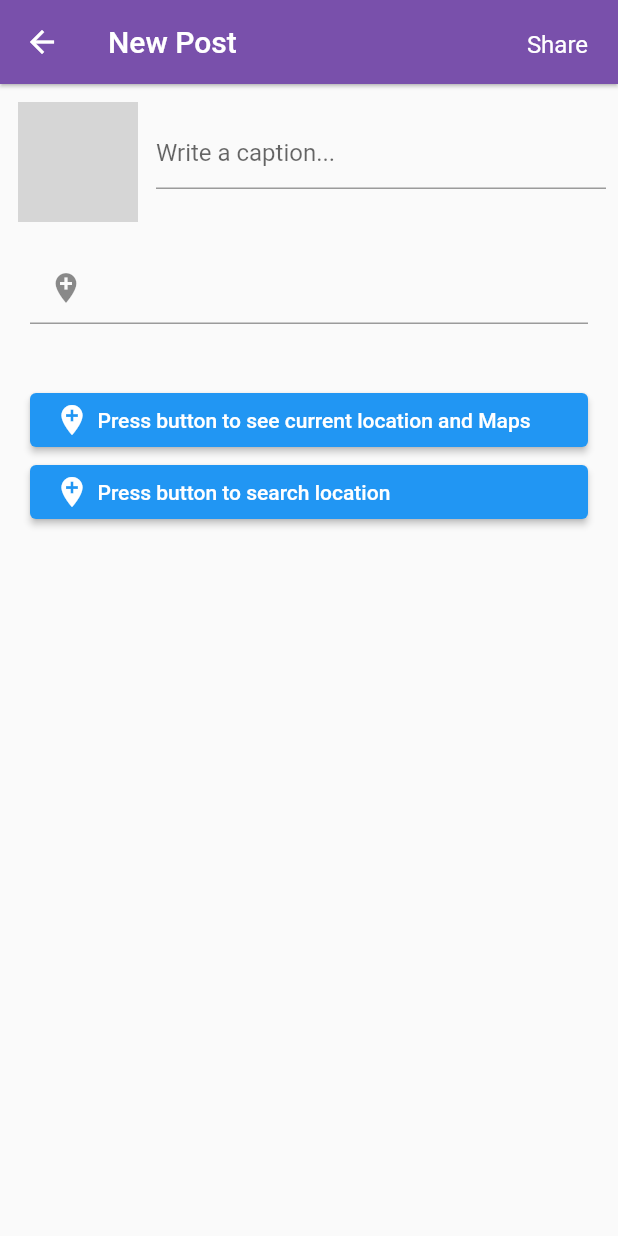
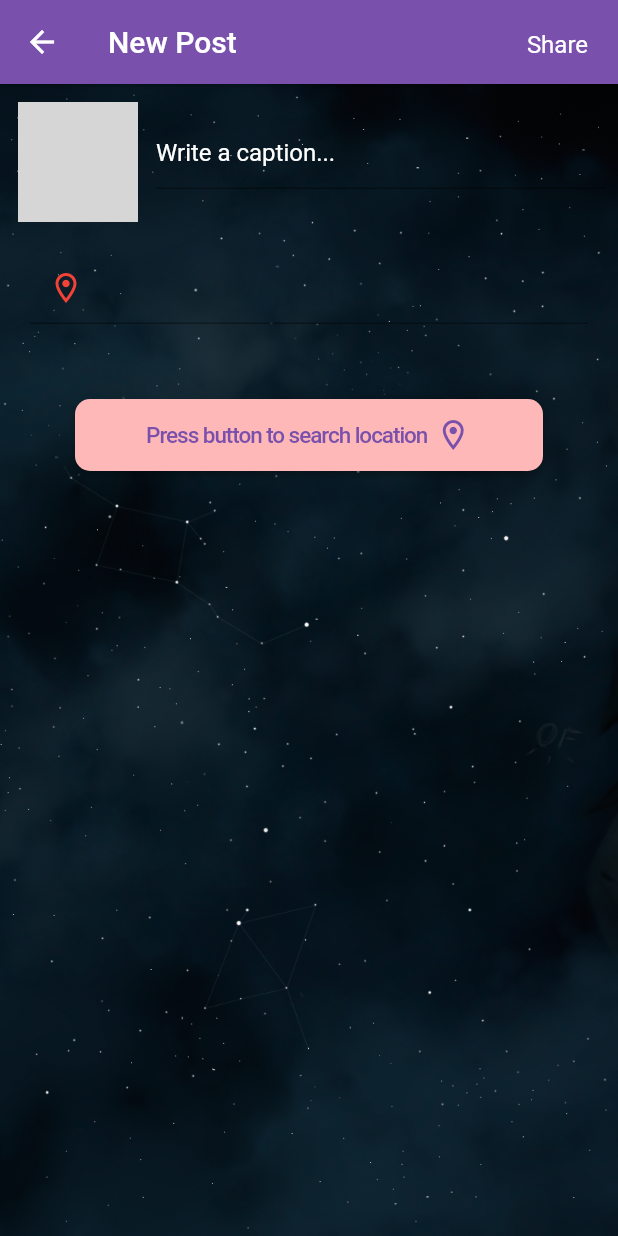
Before and after one commit to Khadeja29/socialapp310n, a Flutter app: the CreatePost screen opened directly with empty values, on a phone screen of 412 x 824 dp. Run offline on Flutter 3.47's test engine with Material 2 defaults, Android fonts, the phone set to English and light mode, and no system bars; our stand-ins replace cloud_firestore, cool_alert, email_validator, firebase_analytics, firebase_auth, firebase_core and 9 more; missing offline and left inert: flutter_search_bar, geocoder, google_place; accounts and stored records are empty; Roboto replaces fonts that are missing (OpenSansCondensed-Light); grey boxes are pictures that could not be loaded.

Commit message:
Added location info to post and changed ui

```diff
--- a/socialapp310/lib/routes/searchlocation/searchlocation.dart
+++ b/socialapp310/lib/routes/searchlocation/searchlocation.dart
@@ -54,7 +54,7 @@ class _SearchLocationState extends State<SearchLocation> {
   String hintText = 'Search Location';
   ValueChanged<String> onChanged;
 
-  Future<void> locationfinder(String address) async {
+  Future<void> locationfinder(String address,String placeid) async {
     var locations =  await locationFromAddress(address);
     print(locations);
     lat=(locations[0].latitude);
@@ -67,7 +67,7 @@ class _SearchLocationState extends State<SearchLocation> {
     // locationname = ("${first.featureName} : ${first.addressLine}");
     locationname=address;
     Navigator.push(context, MaterialPageRoute<void>(
-      builder: (BuildContext context) =>  CreatePost(analytics: AppBase.analytics, observer: AppBase.observer, lat: lat,long: long,locationname:locationname,imageFile: imageFile, ),
+      builder: (BuildContext context) =>  CreatePost(analytics: AppBase.analytics, observer: AppBase.observer, lat: lat,long: long,locationname:locationname,imageFile: imageFile,placeid:placeid),
     ),);
   }
   Future<dynamic> findPlace(String placeName) async {
@@ -214,7 +214,7 @@ class _SearchLocationState extends State<SearchLocation> {
                             leading: Icon(Icons.add_location_alt),
                             onTap:() {
                               print(snapshot.data["predictions"][index]["description"]);
-                              locationfinder(snapshot.data["predictions"][index]["description"]);
+                              locationfinder(snapshot.data["predictions"][index]["description"],snapshot.data["predictions"][index]["place_id"]);
                             },
                           ),
                           Divider(color: Colors.black)
--- a/socialapp310/lib/routes/uploadpic/createpost.dart
+++ b/socialapp310/lib/routes/uploadpic/createpost.dart
@@ -8,6 +8,7 @@ import 'package:socialapp310/utils/color.dart';
 import 'dart:async';
 import 'dart:io';
 import 'package:flutter/services.dart';
+import 'package:socialapp310/utils/color.dart';
 import 'package:path_provider/path_provider.dart';
 import 'package:flutter/src/material/colors.dart';
 import 'package:firebase_analytics/firebase_analytics.dart';
@@ -32,13 +33,14 @@ class CreatePost extends StatefulWidget {
   double lat;
   double long;
   String locationname='Press the button to get current location';
-  CreatePost({Key key, this.analytics, this.observer, this.imageFile,this.lat,this.long,this.locationname})
+  String placeid;
+  CreatePost({Key key, this.analytics, this.observer, this.imageFile,this.lat,this.long,this.locationname,this.placeid})
       : super(key: key);
   final FirebaseAnalytics analytics;
   final FirebaseAnalyticsObserver observer;
 
   @override
-  _CreatePost createState() => _CreatePost(imageFile,lat,long,locationname);
+  _CreatePost createState() => _CreatePost(imageFile,lat,long,locationname,placeid);
 }
 
 //Location Functions come here
@@ -47,13 +49,14 @@ class _CreatePost extends State<CreatePost> {
   var location_pic;
   var caption;
   var locationMessage;
-  String locationname;
+  String placeid;
+  String locationname='Press the button to get current location';
   String latitude;
   String longitude;
   double lat;
   double long;
 
-  _CreatePost(this.imageFile,this.lat,this.long,this.locationname);
+  _CreatePost(this.imageFile,this.lat,this.long,this.locationname,this.placeid);
 
   // function for getting the current location
   // but before that you need to add this permission!
@@ -74,7 +77,7 @@ class _CreatePost extends State<CreatePost> {
     print("${first.featureName} : ${first.addressLine}");
     setState(() {
       locationMessage = "Latitude: $lat and Longitude: $long";
-      locationname = ("${first.featureName} : ${first.addressLine}");
+      locationname = ("${first.addressLine}");
     });
   }
 
@@ -154,6 +157,11 @@ class _CreatePost extends State<CreatePost> {
       'createdAt': Timestamp.now(),
       'PostUser': id_user,
       'IsPrivate': isprivate,
+      'locationID': placeid,
+    });
+    FirebaseFirestore.instance.collection('Locations').doc('placeid').set({
+      'address':locationname,
+      'coordinates':GeoPoint(lat,long),
     });
   }
 
@@ -187,7 +195,14 @@ class _CreatePost extends State<CreatePost> {
           )
         ],
       ),
-      body: Column(
+      body: Container(
+        constraints: BoxConstraints.expand(),
+        decoration: BoxDecoration(
+            image: DecorationImage(
+                image: AssetImage('assets/images/cpback.png'),
+                fit: BoxFit.cover)
+        ),
+        child: Column(
           children: <Widget>[
             Row(
               children: <Widget>[
@@ -208,6 +223,9 @@ class _CreatePost extends State<CreatePost> {
                       keyboardType: TextInputType.multiline,
                       decoration: InputDecoration(
                         hintText: 'Write a caption...',
+                        hintStyle: TextStyle(
+                          color: Colors.white,
+                        )
                       ),
                       onChanged: ((value) {
                         setState(() {
@@ -225,9 +243,14 @@ class _CreatePost extends State<CreatePost> {
                 onChanged: ((location_picx) {}),
                 readOnly: true,
                 decoration: InputDecoration(
-                hintText: '$locationname',
+                  hintText: ('$locationname'),
+                  hintStyle: TextStyle(
+                    color: Colors.white,
+                  ),
                   prefixIcon: IconButton(
-                    icon: Icon(Icons.add_location),
+                      icon: Icon(Icons.location_on_outlined,
+                      color: Colors.red,
+                      ),
                       onPressed: () => {getCurrentLocation()}),
                 ),
               ),
@@ -236,40 +259,44 @@ class _CreatePost extends State<CreatePost> {
               height: 20,
             ),
             Container(
-            margin: EdgeInsets.symmetric(vertical: 0, horizontal: 20),
+              margin: EdgeInsets.symmetric(vertical: 10.0, horizontal: 50),
               child: ElevatedButton(
-                child: Row(
-                  children: <Widget>[
-                    Icon(Icons.add_location),
-                    SizedBox(width: 5),
-                    Text('Press button to see current location and Maps'),
-                  ],
+                style: OutlinedButton.styleFrom(
+                  shape: RoundedRectangleBorder(
+                    borderRadius: BorderRadius.circular(10.0),
+
                   ),
-                onPressed: () => {
-                      Navigator.push(
-                        context,
-                        MaterialPageRoute(builder: (context) => Mappage()),
-                      )
-                    }),
-          ),
-          Container(
-            margin: EdgeInsets.symmetric(vertical: 0, horizontal: 20),
-            child: ElevatedButton(
-                child: Row(
-                  children: <Widget>[
-                    Icon(Icons.add_location),
-                    SizedBox(width: 5),
-                    Text('Press button to search location'),
-                  ],
+                  backgroundColor: AppColors.peachpink,
                 ),
                 onPressed: () {
                   Navigator.push(context, MaterialPageRoute<void>(
                     builder: (BuildContext context) =>  SearchLocation(analytics: AppBase.analytics, imageFile: imageFile, ),
                   ),);
-                }
+                },
+                child: Padding(
+                  padding: const EdgeInsets.symmetric(vertical: 12.0, horizontal: 20),
+                  child: Row(
+                    mainAxisAlignment: MainAxisAlignment.center,
+                    children: <Widget>[
+                      Text(
+                          'Press button to search location',
+                          style:  TextStyle(
+                              color: AppColors.darkpurple,
+                              fontSize: 15.0,
+                              letterSpacing: -0.7,
+                              fontFamily: 'OpenSansCondensed-Light'
+                          )
+                      ),
+                      SizedBox(width:5),
+                      Icon(Icons.location_on_outlined,
+                        color: AppColors.darkpurple,)
+                    ],
+                  ),
+                ),
               ),
             ),
           ],
+        ),
       ),
     );
   }
```
Also changed, not shown: socialapp310/assets/images/cpback.png (added). Lines whose indentation alone changed are shown as unchanged.
